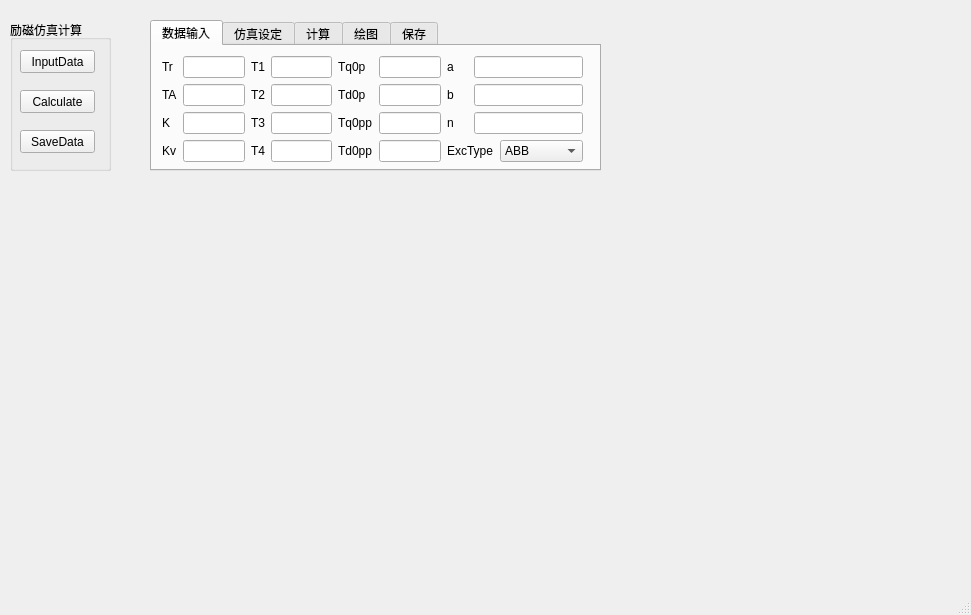
Above: NoLoadSimulation.ui from fly1057/ExcitationModeling before the change. Below: the same form after it.
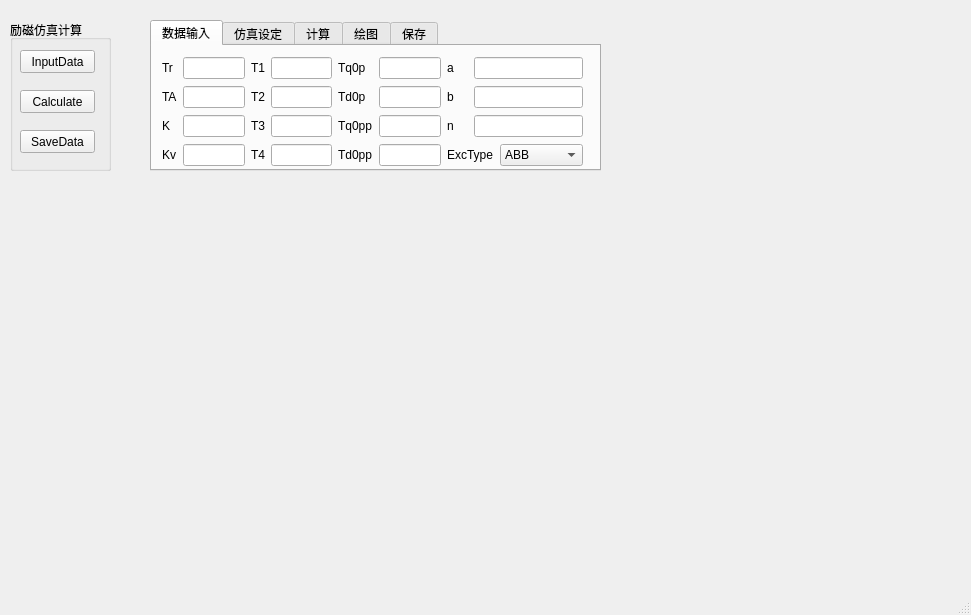
That is the form after the change.

The edit to the form file:
```diff
--- a/NoLoadSimulation.ui
+++ b/NoLoadSimulation.ui
@@ -88,7 +88,7 @@
         <x>10</x>
         <y>10</y>
         <width>421</width>
-        <height>108</height>
+        <height>112</height>
        </rect>
       </property>
       <layout class="QGridLayout" name="gridLayout">
```
Left out of the diff: 4 changed lines with no effect on the pictures.
